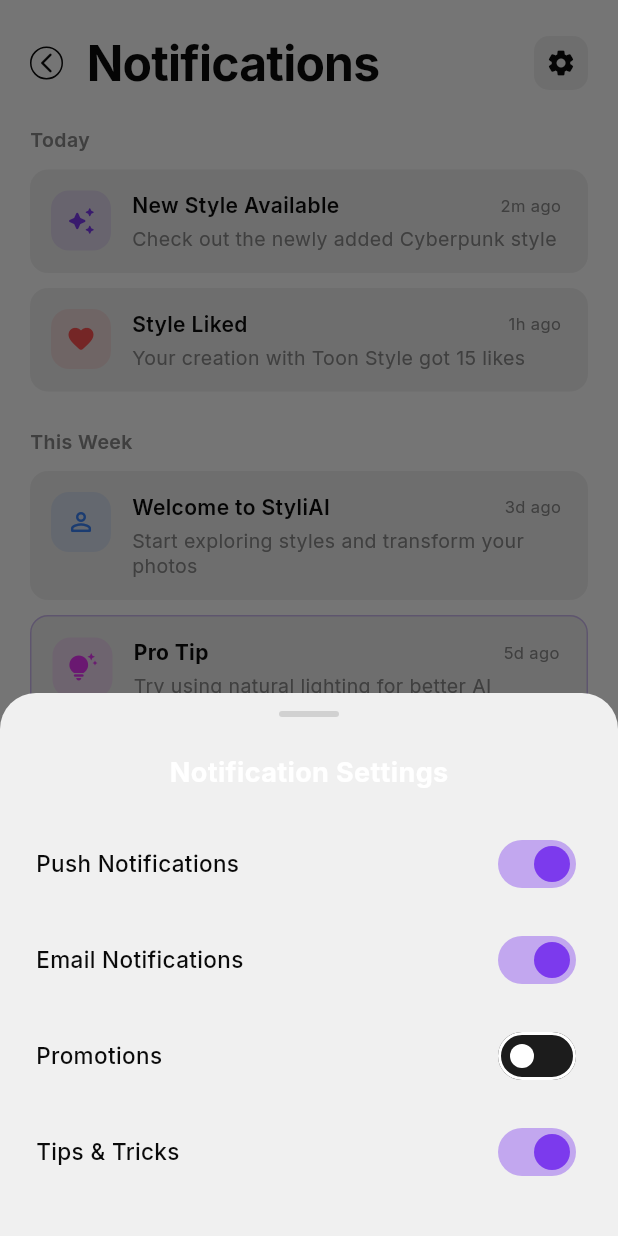
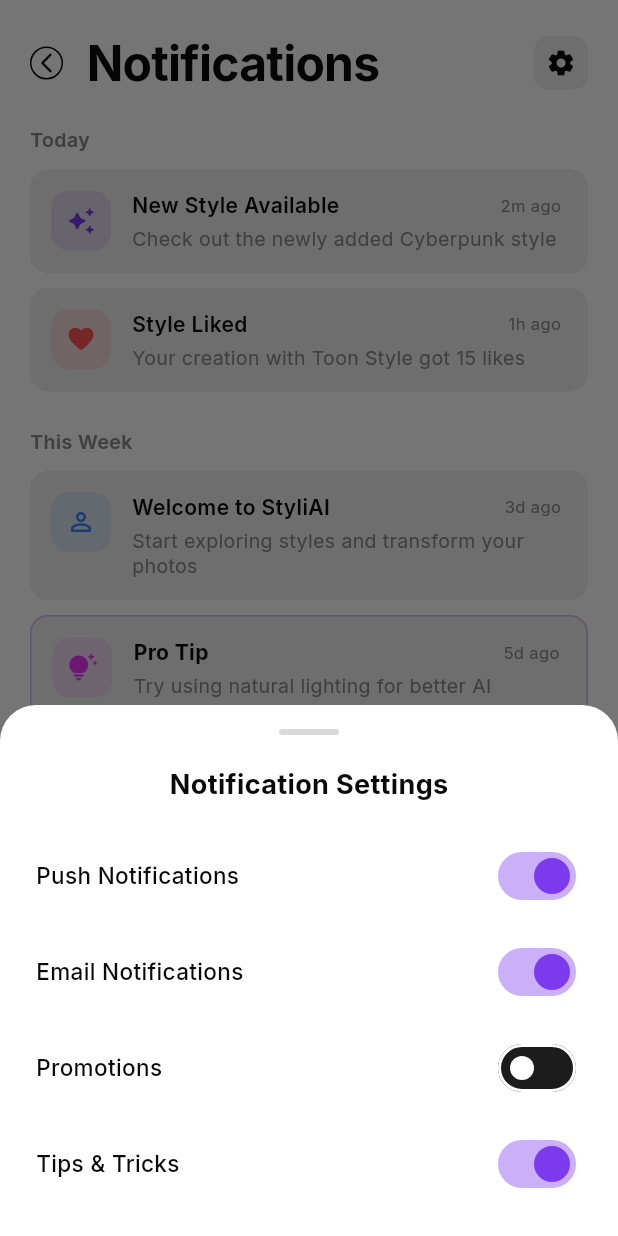
Before and after one commit to AFlisher/prompts, a Flutter app: the NotificationsScreen screen opened directly with empty values, after a tap on the "settings" icon, on a phone screen of 412 x 824 dp. Run offline on Flutter 3.47's test engine with Material 3 defaults, Android fonts, the phone set to English and light mode, and no system bars; our stand-ins replace cached_network_image, flutter_dotenv, google_fonts, google_sign_in, image_picker, shared_preferences and 1 more; missing offline and left inert: gal; accounts and stored records are empty; network calls fail.

Commit message:
refactor(ui): Phase C component consolidation - shared buttons, dialogs, sheets
Extracts the shared building blocks identified in DESIGN_IMPROVEMENT_PLAN.md:
- AppButtonStyles.primary()/secondaryOutlined() replace hand-rolled
  ElevatedButton/OutlinedButton styling at low-risk call sites (Profile,
  Wallet History, and Paywall's retry/purchase buttons, Creations' Share
  button, WatchAdButton), consolidating onto one radius token.
- showAppIconDialog() extracts the icon-badge + message + action pattern
  already used by Paywall/Forgot Password; migrates Profile's Sign-Out
  dialog (previously the one outlier using a plain AlertDialog).
- showAppBottomSheet() extracts the rounded-top + drag-handle chrome shared
  by most non-store-mimicking sheets; migrates Notifications' settings
  sheet, Edit Profile's image-source sheet, and Creations' detail sheet.
  (Also fixed a real bug this surfaced: the settings sheet's title was
  hardcoded white, invisible in light mode.)
- AppTheme.cardShadow promoted in the one shadow that was a genuine
  near-exact match (search bar focus ring); most other one-off shadows are
  deliberately theme-adaptive (stronger alpha in dark mode) and don't fit
  the tokens' fixed-alpha shape without regressing dark-mode visibility -
  left as-is rather than forcing a visual regression.
- Removed a confirmed-dead helper extension in creations_screen.dart.

Upload Screen's not-enough-credits sheet was also migrated onto
showAppBottomSheet in the working tree, but that edit lands inside a class
that only exists in the pre-existing uncommitted backend-integration
rewrite, so it isn't separable into this commit; see conversation/plan doc.

Co-Authored-By: Claude Sonnet 5 <noreply@anthropic.com>

```diff
--- a/lib/screens/notifications_screen.dart
+++ b/lib/screens/notifications_screen.dart
@@ -1,6 +1,7 @@
 import 'package:flutter/material.dart';
 import 'package:flutter/services.dart';
 import '../theme/app_theme.dart';
+import '../widgets/app_bottom_sheet.dart';
 
 class NotificationsScreen extends StatefulWidget {
   final bool isDarkMode;
@@ -67,7 +68,7 @@ class _NotificationsScreenState extends State<NotificationsScreen> {
                     ),
                     const SizedBox(width: 8),
                     GestureDetector(
-                      onTap: () => _openSettings(textColor, surfaceColor),
+                      onTap: () => _openSettings(textColor),
                       child: Container(
                         width: 36,
                         height: 36,
@@ -188,17 +189,12 @@ class _NotificationsScreenState extends State<NotificationsScreen> {
     );
   }
 
-  void _openSettings(Color textColor, Color surfaceColor) {
+  void _openSettings(Color textColor) {
     HapticFeedback.selectionClick();
-    showModalBottomSheet(
-      context: context,
-      backgroundColor: surfaceColor,
-      shape: const RoundedRectangleBorder(
-        borderRadius: BorderRadius.vertical(top: Radius.circular(24)),
-      ),
-      builder: (context) {
-        return _NotificationSettingsSheet(textColor: textColor);
-      },
+    showAppBottomSheet(
+      context,
+      isDarkMode: _isDark,
+      contentBuilder: (context) => _NotificationSettingsSheet(textColor: textColor),
     );
   }
 }
@@ -222,24 +218,13 @@ class _NotificationSettingsSheetState
 
   @override
   Widget build(BuildContext context) {
-    return Padding(
-      padding: const EdgeInsets.fromLTRB(24, 12, 24, 32),
-      child: Column(
+    return Column(
       mainAxisSize: MainAxisSize.min,
       children: [
-          Container(
-            width: 40,
-            height: 4,
-            decoration: BoxDecoration(
-              color: AppTheme.mediumGray.withValues(alpha: 0.3),
-              borderRadius: BorderRadius.circular(2),
-            ),
-          ),
-          const SizedBox(height: 24),
-          const Text(
+        Text(
           'Notification Settings',
           style: TextStyle(
-              color: Colors.white,
+            color: widget.textColor,
             fontSize: 18,
             fontWeight: FontWeight.w700,
           ),
@@ -273,7 +258,6 @@ class _NotificationSettingsSheetState
           onChanged: (v) => setState(() => _tips = v),
         ),
       ],
-      ),
     );
   }
 }
--- a/lib/screens/wallet_history_screen.dart
+++ b/lib/screens/wallet_history_screen.dart
@@ -3,6 +3,7 @@ import 'package:flutter/services.dart';
 import '../models/wallet.dart';
 import '../services/wallet_service.dart';
 import '../theme/app_theme.dart';
+import '../theme/app_button_styles.dart';
 
 class WalletHistoryScreen extends StatefulWidget {
   final bool isDarkMode;
@@ -113,7 +114,7 @@ class _WalletHistoryScreenState extends State<WalletHistoryScreen> {
               const SizedBox(height: 16),
               ElevatedButton(
                 onPressed: _loadHistory,
-                style: ElevatedButton.styleFrom(backgroundColor: AppTheme.accentPurple),
+                style: AppButtonStyles.primary(),
                 child: const Text('Retry', style: TextStyle(color: Colors.white)),
               ),
             ],
--- /dev/null
+++ b/lib/widgets/app_bottom_sheet.dart
@@ -0,0 +1,48 @@
+import 'package:flutter/material.dart';
+import '../theme/app_theme.dart';
+
+/// The rounded-top-with-drag-handle bottom sheet chrome already used (with
+/// small inconsistencies) by most of the app's non-store-mimicking sheets.
+/// [contentBuilder] only needs to supply the sheet's actual content — this
+/// wrapper supplies the background, corner radius, and drag handle.
+Future<T?> showAppBottomSheet<T>(
+  BuildContext context, {
+  required bool isDarkMode,
+  required WidgetBuilder contentBuilder,
+  bool showDragHandle = true,
+  EdgeInsetsGeometry? padding,
+  bool isScrollControlled = false,
+}) {
+  final bg = isDarkMode ? AppTheme.darkCard : AppTheme.white;
+
+  return showModalBottomSheet<T>(
+    context: context,
+    backgroundColor: Colors.transparent,
+    isScrollControlled: isScrollControlled,
+    builder: (ctx) => Container(
+      decoration: BoxDecoration(
+        color: bg,
+        borderRadius: const BorderRadius.vertical(top: Radius.circular(24)),
+      ),
+      padding: padding ??
+          EdgeInsets.fromLTRB(24, 16, 24, 24 + MediaQuery.of(ctx).padding.bottom),
+      child: Column(
+        mainAxisSize: MainAxisSize.min,
+        children: [
+          if (showDragHandle) ...[
+            Container(
+              width: 40,
+              height: 4,
+              decoration: BoxDecoration(
+                color: (isDarkMode ? Colors.white : Colors.black).withValues(alpha: 0.15),
+                borderRadius: BorderRadius.circular(2),
+              ),
+            ),
+            const SizedBox(height: 20),
+          ],
+          contentBuilder(ctx),
+        ],
+      ),
+    ),
+  );
+}
```
Also changed, not shown: lib/screens/creations_screen.dart (+9 -43 lines), lib/screens/edit_profile_screen.dart (+5 -17 lines), lib/screens/paywall_screen.dart (+4 -7 lines), lib/screens/profile_screen.dart (+14 -45 lines), lib/theme/app_button_styles.dart (added, +35 -0 lines), lib/widgets/app_icon_dialog.dart (added, +104 -0 lines), lib/widgets/search_bar_widget.dart (+1 -9 lines), lib/widgets/watch_ad_button.dart (+2 -5 lines). Lines whose indentation alone changed are shown as unchanged.
